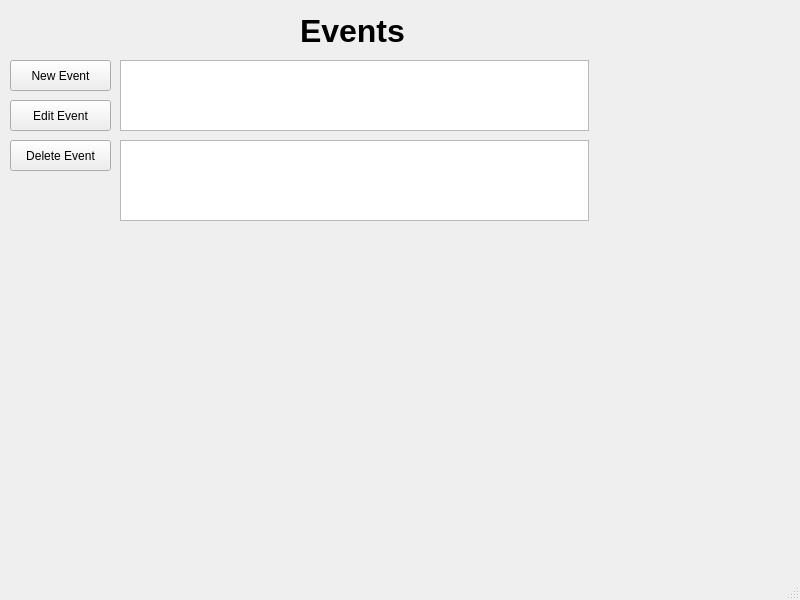
Old version of the form events.ui in the repository razashahid107/NOTEPAD-QT.
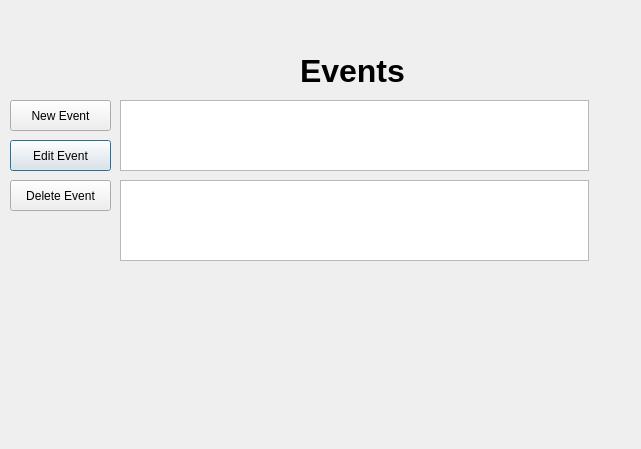
New version of the form.

```diff
--- a/events.ui
+++ b/events.ui
@@ -1,24 +1,23 @@
 <?xml version="1.0" encoding="UTF-8"?>
 <ui version="4.0">
  <class>Events</class>
- <widget class="QMainWindow" name="Events">
+ <widget class="QDialog" name="Events">
   <property name="geometry">
    <rect>
     <x>0</x>
     <y>0</y>
-    <width>800</width>
-    <height>600</height>
+    <width>641</width>
+    <height>449</height>
    </rect>
   </property>
   <property name="windowTitle">
    <string>MainWindow</string>
   </property>
-  <widget class="QWidget" name="centralwidget">
    <widget class="QLabel" name="label">
     <property name="geometry">
      <rect>
       <x>300</x>
-      <y>10</y>
+     <y>50</y>
       <width>121</width>
       <height>41</height>
      </rect>
@@ -35,34 +34,31 @@
      <string>Events</string>
     </property>
    </widget>
+  <widget class="QPlainTextEdit" name="Current_Event">
+   <property name="geometry">
+    <rect>
+     <x>120</x>
+     <y>100</y>
+     <width>469</width>
+     <height>71</height>
+    </rect>
+   </property>
+  </widget>
    <widget class="QPlainTextEdit" name="Previous_Event">
     <property name="geometry">
      <rect>
       <x>120</x>
-      <y>140</y>
+     <y>180</y>
       <width>469</width>
       <height>81</height>
      </rect>
     </property>
    </widget>
-   <widget class="QPushButton" name="pushButton">
-    <property name="geometry">
-     <rect>
-      <x>10</x>
-      <y>60</y>
-      <width>101</width>
-      <height>31</height>
-     </rect>
-    </property>
-    <property name="text">
-     <string>New Event</string>
-    </property>
-   </widget>
    <widget class="QPushButton" name="pushButton_2">
     <property name="geometry">
      <rect>
       <x>10</x>
-      <y>100</y>
+     <y>140</y>
       <width>101</width>
       <height>31</height>
      </rect>
@@ -71,11 +67,24 @@
      <string>Edit Event</string>
     </property>
    </widget>
+  <widget class="QPushButton" name="pushButton">
+   <property name="geometry">
+    <rect>
+     <x>10</x>
+     <y>100</y>
+     <width>101</width>
+     <height>31</height>
+    </rect>
+   </property>
+   <property name="text">
+    <string>New Event</string>
+   </property>
+  </widget>
    <widget class="QPushButton" name="pushButton_3">
     <property name="geometry">
      <rect>
       <x>10</x>
-      <y>140</y>
+     <y>180</y>
       <width>101</width>
       <height>31</height>
      </rect>
@@ -84,28 +93,6 @@
      <string>Delete Event</string>
     </property>
    </widget>
-   <widget class="QPlainTextEdit" name="Current_Event">
-    <property name="geometry">
-     <rect>
-      <x>120</x>
-      <y>60</y>
-      <width>469</width>
-      <height>71</height>
-     </rect>
-    </property>
-   </widget>
-  </widget>
-  <widget class="QMenuBar" name="menubar">
-   <property name="geometry">
-    <rect>
-     <x>0</x>
-     <y>0</y>
-     <width>800</width>
-     <height>20</height>
-    </rect>
-   </property>
-  </widget>
-  <widget class="QStatusBar" name="statusbar"/>
  </widget>
  <resources/>
  <connections/>
```
Left out of the diff: 2 changed lines with no effect on the pictures. Lines whose indentation alone changed are shown as unchanged.
